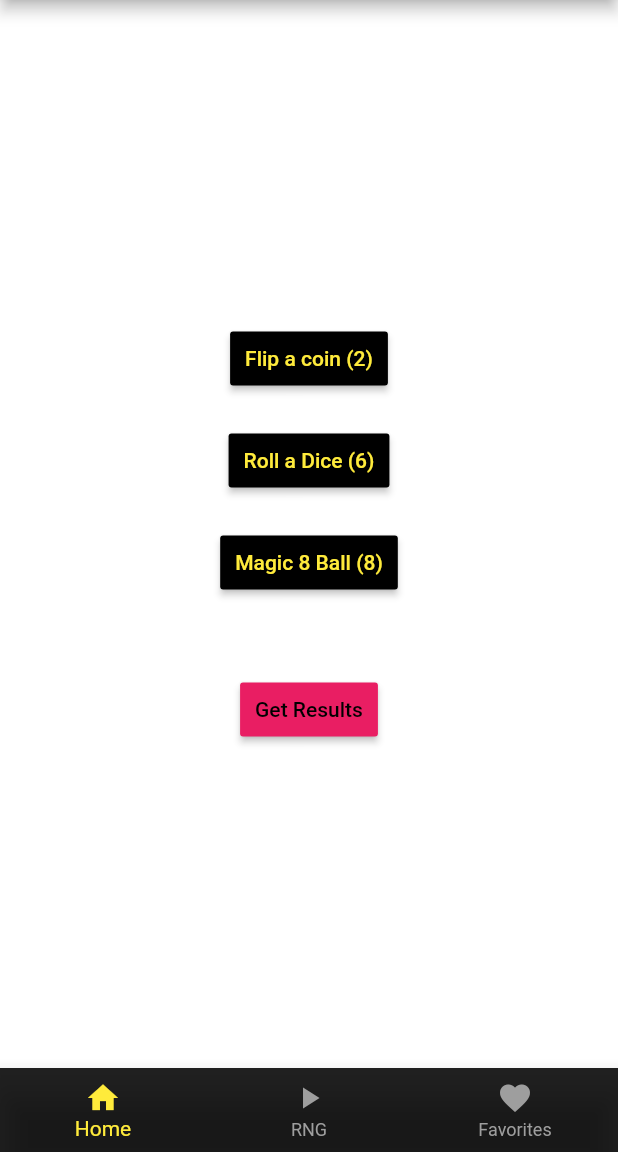
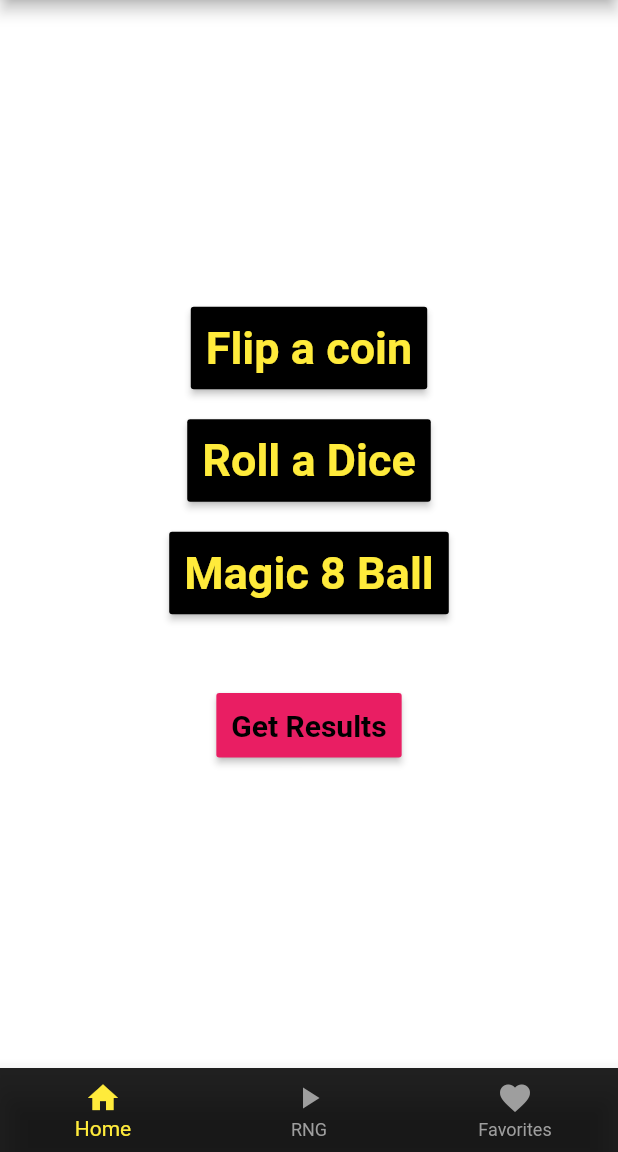
Before and after one commit to dmmargo/slap, a Flutter app: the screen it shows after launch, on a phone screen of 412 x 824 dp, the part 84-1236 px from its top. Run offline on Flutter 3.47's test engine with Material 2 defaults, Android fonts, the phone set to English and light mode, and no system bars.

Commit message:
making it look prettier

```diff
--- a/lib/home_tab.dart
+++ b/lib/home_tab.dart
@@ -46,7 +46,11 @@ class home_tab extends StatelessWidget {
           mainAxisAlignment: MainAxisAlignment.center,
           children: <Widget>[
             RaisedButton(
-              child: Text("Flip a coin (2)"),
+              child: Text("Flip a coin", style: TextStyle(
+                color: Colors.yellow,
+                fontWeight: FontWeight.bold,
+                fontSize: 30,
+              )),
               onPressed: flipcoin,
               color: Colors.black,
               textColor: Colors.yellow,
@@ -55,7 +59,11 @@ class home_tab extends StatelessWidget {
             ),
             SizedBox(height: 20),
             RaisedButton(
-              child: Text("Roll a Dice (6)"),
+              child: Text("Roll a Dice", style: TextStyle(
+                color: Colors.yellow,
+                fontWeight: FontWeight.bold,
+                fontSize: 30,
+              )),
               onPressed: rolldice,
               color: Colors.black,
               textColor: Colors.yellow,
@@ -64,16 +72,25 @@ class home_tab extends StatelessWidget {
             ),
             SizedBox(height: 20),
             RaisedButton(
-              child: Text("Magic 8 Ball (8)"),
+              child: Text("Magic 8 Ball",
+                  style: TextStyle(
+                    color: Colors.yellow,
+                    fontWeight: FontWeight.bold,
+                    fontSize: 30,
+                  )),
               onPressed: shakeball,
               color: Colors.black,
-              textColor: Colors.yellow,
               padding: EdgeInsets.fromLTRB(10, 10, 10, 10),
               splashColor: Colors.grey,
             ),
             SizedBox(height: 50),
             RaisedButton(
-              child: Text("Get Results"),
+              child: Text("Get Results",
+                  style: TextStyle(
+                    color: Colors.black,
+                    fontWeight: FontWeight.bold,
+                    fontSize: 20,
+                  ), ),
               onPressed: () {
                 return showDialog(
                   context: context,
```
